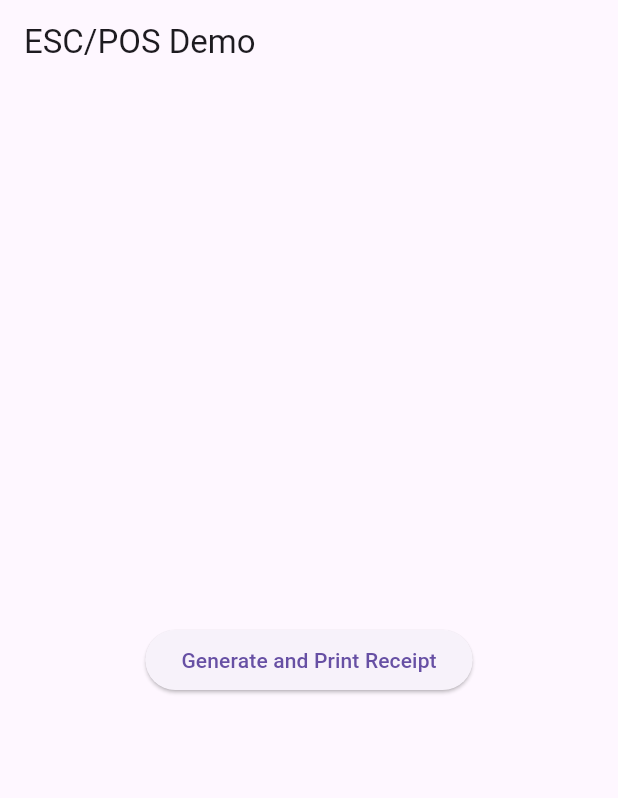
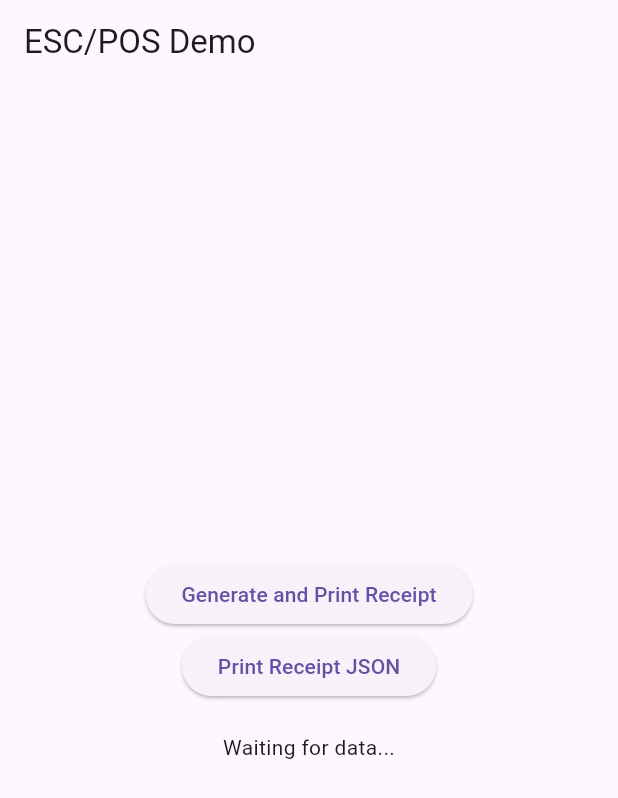
Before and after one commit to usaskMTI/simplified_flutter_pos_print, a Flutter app: the screen it shows after launch, after a tap on "Generate and Print Receipt", on a phone screen of 412 x 824 dp. Shown: the top 798 px of the screen. Run offline on Flutter 3.47's test engine with Material 3 defaults, Android fonts, the phone set to English and light mode, and no system bars; missing offline and left inert: flutter_esc_pos_utils; network calls fail.

Commit message:
Set up the web socket and tested it with middle.trt

```diff
--- a/lib/abstract_class/PrinterServiceAbstract.dart
+++ b/lib/abstract_class/PrinterServiceAbstract.dart
@@ -1,3 +1,4 @@
 abstract class PrinterServiceAbstract {
   Future<void> generateAndPrintReceipt();
+  Future<void> printReceiptJson(String orderJson);
 }
--- a/lib/main.dart
+++ b/lib/main.dart
@@ -1,7 +1,9 @@
 import 'package:esc_printer_test/abstract_class/PrinterServiceAbstract.dart';
 import 'package:flutter/material.dart';
 import 'package:esc_printer_test/services/NetworkPrinterService.dart';
+import 'package:esc_printer_test/services/WebSocketService.dart';
 
+String eventData = 'Waiting for data...';
 void main() {
   runApp(MyApp());
 }
@@ -26,9 +28,15 @@ class _MyHomePageState extends State<MyHomePage> {
   @override
   void initState() {
     super.initState();
-    printerService =
-        NetworkPrinterService(printerIp: '192.168.0.100', printerPort: 9100)
-            as PrinterServiceAbstract;
+    WebSocketService().connect(
+      'wss://middleware.trttechnologies.ca/',
+      onData: (data) {
+        // This is where you call setState
+        setState(() {
+          eventData = data;
+        });
+      },
+    );
   }
 
   @override
@@ -38,11 +46,25 @@ class _MyHomePageState extends State<MyHomePage> {
         title: Text('ESC/POS Demo'),
       ),
       body: Center(
-        child: ElevatedButton(
-          onPressed: () async {
-            await printerService.generateAndPrintReceipt();
-          },
-          child: Text('Generate and Print Receipt'),
+        child: Column(
+          mainAxisAlignment: MainAxisAlignment.center,
+          children: [
+            ElevatedButton(
+              onPressed: () async {
+                await printerService.generateAndPrintReceipt();
+              },
+              child: Text('Generate and Print Receipt'),
+            ),
+            ElevatedButton(
+              onPressed: () async {
+                await printerService.printReceiptJson(eventData);
+              },
+              child: Text('Print Receipt JSON'),
+            ),
+            SizedBox(
+                height: 20), // Provides spacing between the buttons and text
+            Text(eventData), // Display the WebSocket data
+          ],
         ),
       ),
     );
--- a/lib/services/NetworkPrinterService.dart
+++ b/lib/services/NetworkPrinterService.dart
@@ -44,9 +44,7 @@ class NetworkPrinterService implements PrinterServiceAbstract {
   }
 
   Future<void> printReceiptJson(String orderJson) async {
-    if (true) {
-      debugPrint('orderJson: $orderJson');
-    }
+    debugPrint('orderJson: $orderJson');
     // final orderData = json.decode(orderJson);
     // final profile = await CapabilityProfile.load();
     // final generator = Generator(PaperSize.mm80, profile);
--- a/lib/services/WebSocketService.dart
+++ b/lib/services/WebSocketService.dart
@@ -1,28 +1,35 @@
+import 'package:flutter/material.dart';
+import 'package:web_socket_channel/io.dart';
 import 'package:web_socket_channel/web_socket_channel.dart';
 
 class WebSocketService {
-  late WebSocketChannel _channel;
-  Function(String)? onData;
-  Function()? onDone;
-  Function(dynamic)? onError;
+  WebSocketChannel? _channel;
+  Function(String)? onDataReceived;
 
-  void connect(String url) {
-    _channel = WebSocketChannel.connect(Uri.parse(url));
+  static final WebSocketService _instance = WebSocketService._internal();
 
-    _channel.stream.listen((data) {
-      if (onData != null) onData!(data);
+  factory WebSocketService() => _instance;
+
+  WebSocketService._internal();
+
+  void connect(String serverAddress, {Function(String)? onData}) {
+    onDataReceived = onData;
+    _channel = IOWebSocketChannel.connect(Uri.parse(serverAddress));
+
+    _channel!.stream.listen((data) {
+      debugPrint(data); // Logging the data
+      if (onDataReceived != null) {
+        onDataReceived!(
+            data); // Call the provided callback function with new data
+      }
+    }, onDone: () {
+      debugPrint('WebSocket Connection Closed');
     }, onError: (error) {
-      if (onError != null) onError!(error);
-    }, onDone: () {
-      if (onDone != null) onDone!();
+      debugPrint('WebSocket Error: $error');
     });
   }
 
-  void send(String message) {
-    _channel.sink.add(message);
-  }
-
   void close() {
-    _channel.sink.close();
+    _channel?.sink.close();
   }
 }
```
